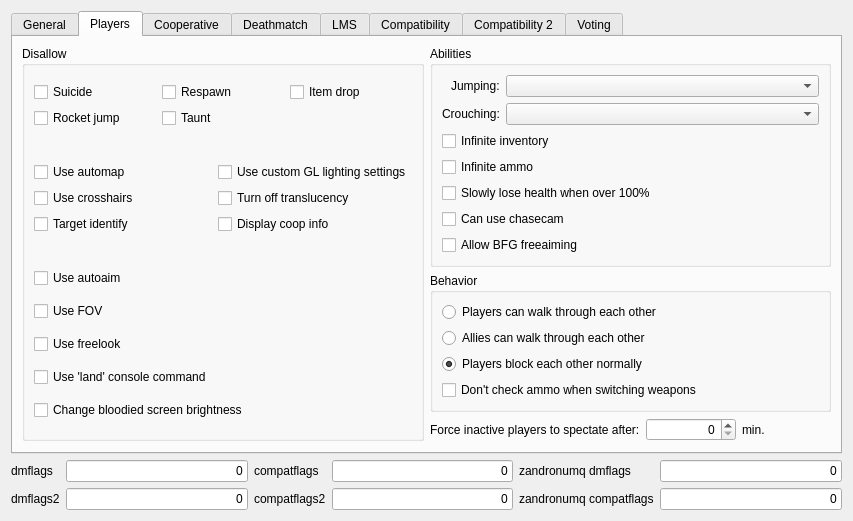
This is src/plugins/zandronumq/createserverdialogpages/flagspage.ui in drfrag666/doomseeker-unofficial as Qt 5 draws it before an edit. The edited form follows.
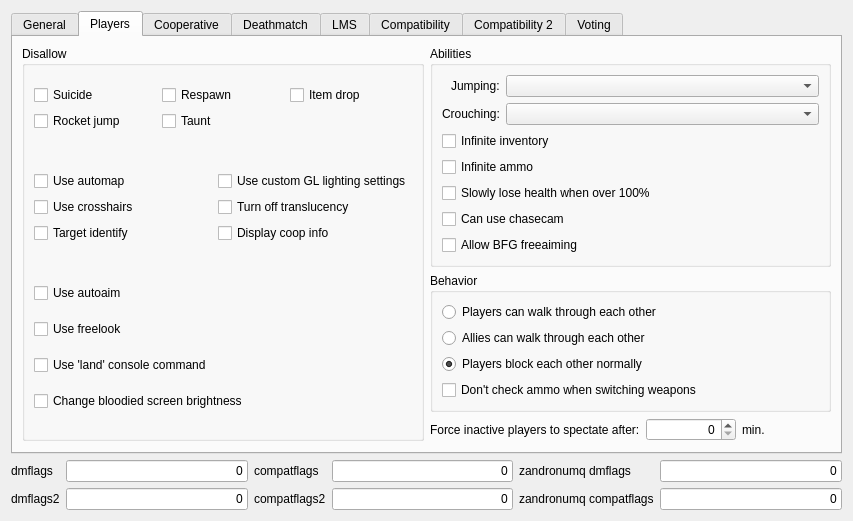
This is the edited form. The open tabs and pages were chosen to show the change. Custom widgets are drawn as their Qt base class.

```diff
--- a/src/plugins/zandronumq/createserverdialogpages/flagspage.ui
+++ b/src/plugins/zandronumq/createserverdialogpages/flagspage.ui
@@ -454,16 +454,6 @@
               </property>
              </widget>
             </item>
-            <item>
-             <widget class="QCheckBox" name="cbNoUseFOV">
-              <property name="toolTip">
-               <string>Only let the arbitrator set FOV (for all players)</string>
-              </property>
-              <property name="text">
-               <string>Use FOV</string>
-              </property>
-             </widget>
-            </item>
             <item>
              <widget class="QCheckBox" name="cbNoUseFreelook">
               <property name="text">
```
Left out of the diff: 17 changed lines with no effect on the pictures.
